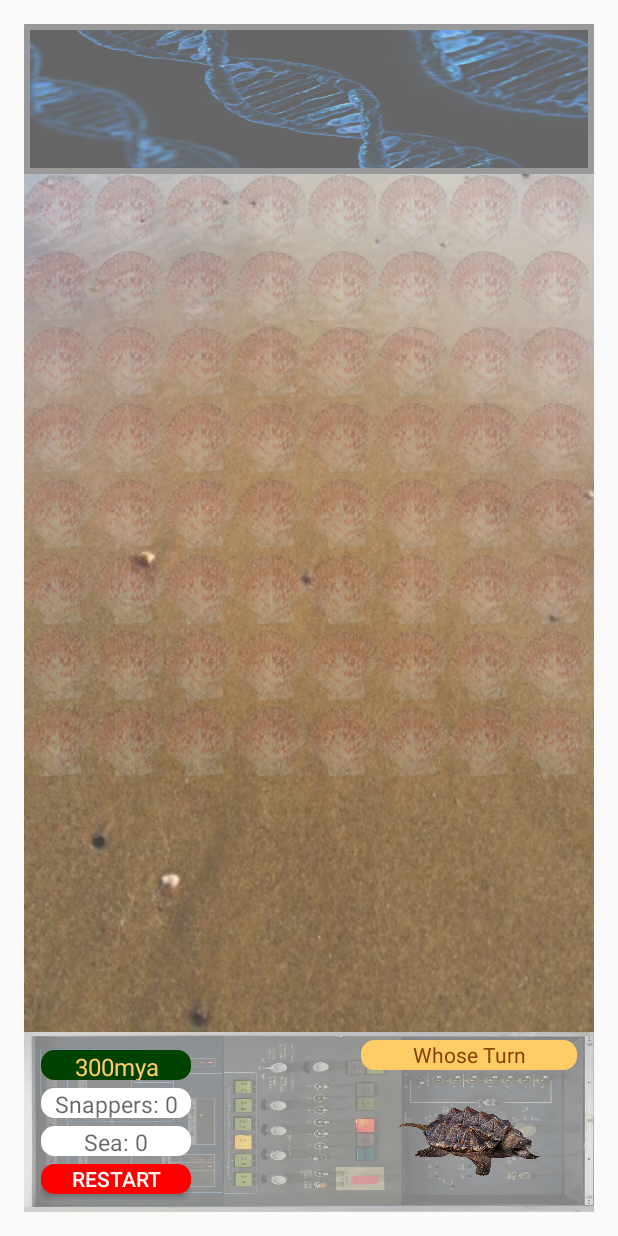
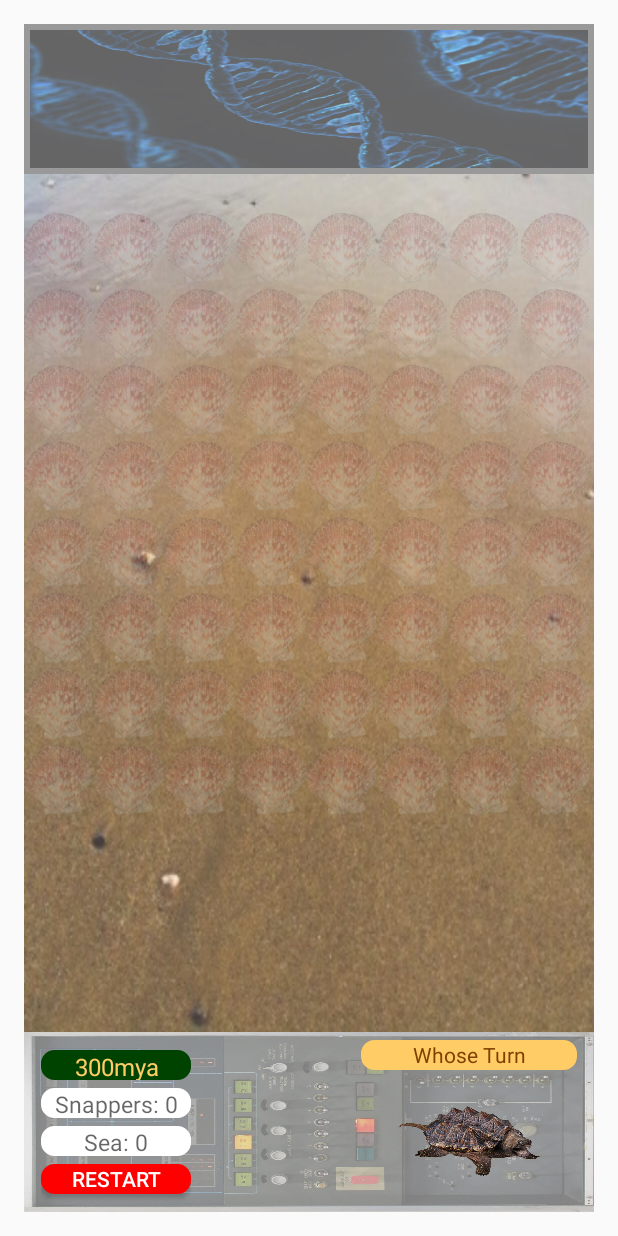
Before and after one commit to bluemelodia/ShellDivision, an Android app: the screen it shows after launch (MainActivity), on a phone screen of 412 x 824 dp. Run offline under Robolectric (Android 15) with nearby library versions, the phone set to English and light mode, and no system bars; 1 statement that could not run was skipped.

Commit message:
Adjusted view position in screen.

```diff
--- a/ShellDivAndroid/app/src/main/res/layout/activity_main.xml
+++ b/ShellDivAndroid/app/src/main/res/layout/activity_main.xml
@@ -185,7 +185,7 @@
         android:layout_alignBottom="@id/bottomView"
         android:layout_marginBottom="120dp"
         android:layout_below="@+id/topView"
-        ></GridView>
+        android:layout_marginTop="25dp"></GridView>
 
     <TextView
         android:layout_width="wrap_content"
```
Also changed, not shown: ShellDivAndroid/app/src/main/java/com/example/bluemelodia/shelldivision/MainActivity.java (+5 -6 lines).
